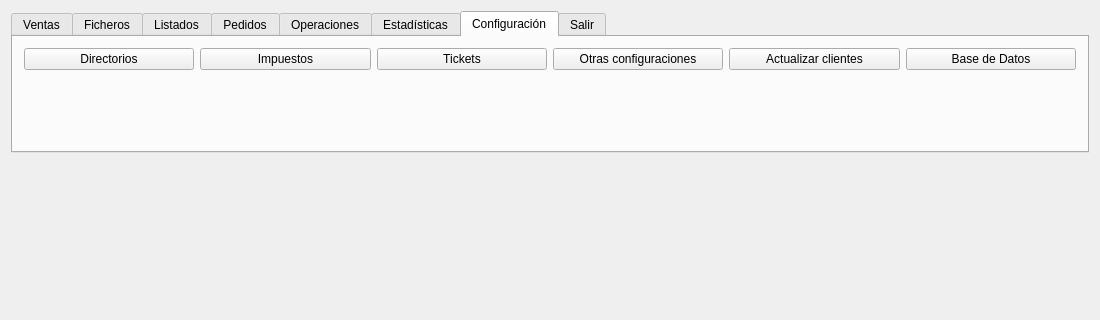
Above: tienda.ui from Ladis72/tienda before the change; both pictures show x 0 to 1100 and y 0 to 320 of the 1100 by 754 pixel window. Below: the same form after it.
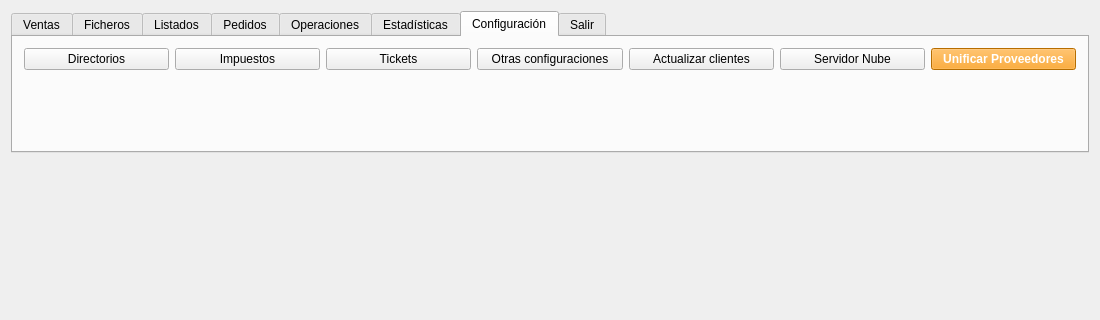
That is the form after the change. The open tabs and pages were chosen to show the change. Icons and pictures are not drawn.

Commit message: Actualizados clientes y proveedores

Diff of the .ui file:
```diff
--- a/tienda.ui
+++ b/tienda.ui
@@ -474,7 +474,17 @@
         <item row="0" column="5">
          <widget class="QPushButton" name="pushButtonConfigDB">
           <property name="text">
-           <string>Base de Datos</string>
+           <string>Servidor Nube</string>
+          </property>
+         </widget>
+        </item>
+        <item row="0" column="6">
+         <widget class="QPushButton" name="pushButtonUnificarGlobal">
+          <property name="styleSheet">
+           <string notr="true">background-color: #ff9800; color: white; font-weight: bold;</string>
+          </property>
+          <property name="text">
+           <string>Unificar Proveedores</string>
           </property>
          </widget>
         </item>
```
The commit also changes 31 other files.
